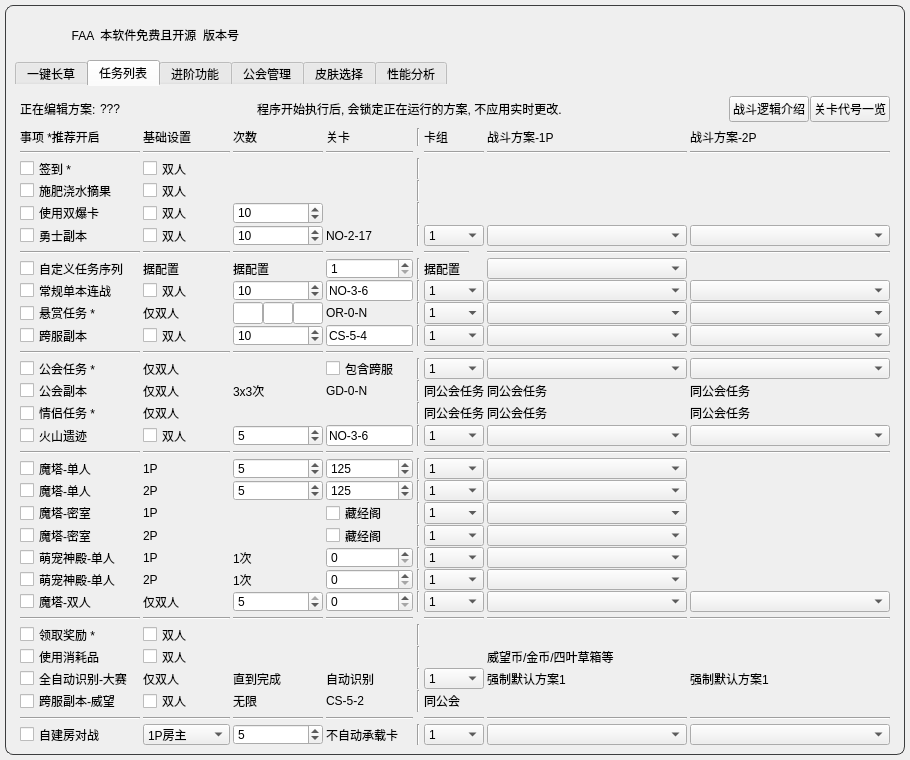
StareAbyss/FoodsVsMiceAutoAssistant, file resource/ui/FAA_3.0.ui: the form before one commit.
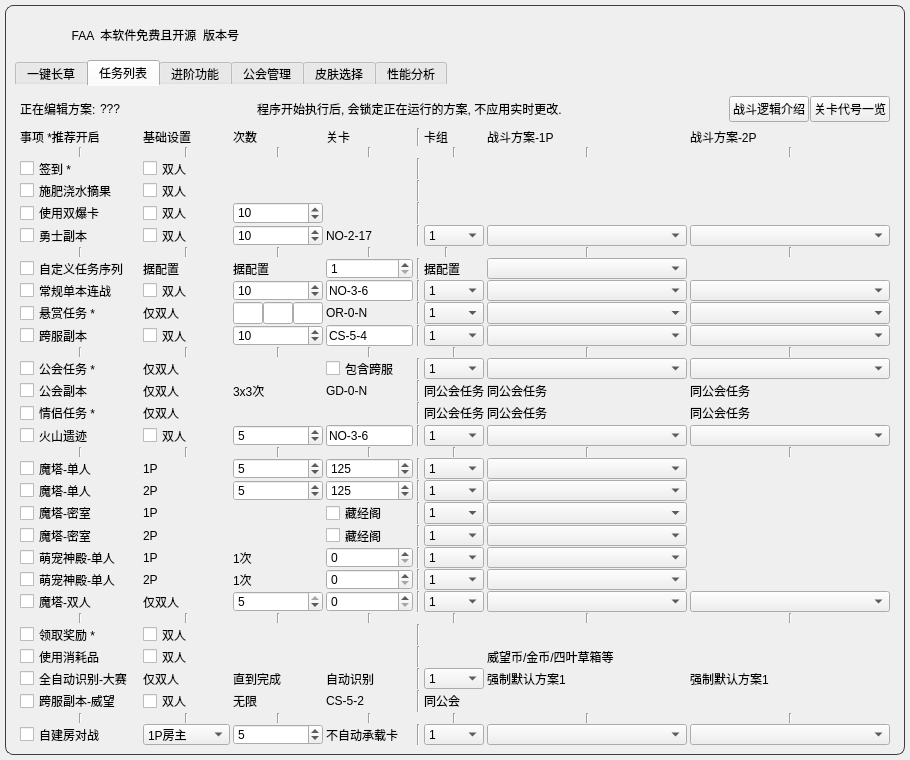
The form after the commit. The open tabs and pages were chosen to show the change. Icons and pictures are not drawn. Custom widgets are drawn as their Qt base class.

The edit to the form file:
```diff
--- a/resource/ui/FAA_3.0.ui
+++ b/resource/ui/FAA_3.0.ui
@@ -299,7 +299,7 @@
         <number>0</number>
        </property>
        <property name="elideMode">
-        <enum>Qt::TextElideMode::ElideNone</enum>
+        <enum>Qt::ElideLeft</enum>
        </property>
        <property name="usesScrollButtons">
         <bool>true</bool>
@@ -2580,7 +2580,7 @@
                 </size>
                </property>
                <property name="orientation">
-                <enum>Qt::Orientation::Horizontal</enum>
+                <enum>Qt::Vertical</enum>
                </property>
               </widget>
              </item>
@@ -2946,7 +2946,7 @@
                 </size>
                </property>
                <property name="orientation">
-                <enum>Qt::Orientation::Horizontal</enum>
+                <enum>Qt::Vertical</enum>
                </property>
               </widget>
              </item>
@@ -2971,7 +2971,7 @@
                 </size>
                </property>
                <property name="orientation">
-                <enum>Qt::Orientation::Horizontal</enum>
+                <enum>Qt::Vertical</enum>
                </property>
               </widget>
              </item>
@@ -3107,7 +3107,7 @@
                 </size>
                </property>
                <property name="orientation">
-                <enum>Qt::Orientation::Horizontal</enum>
+                <enum>Qt::Vertical</enum>
                </property>
               </widget>
              </item>
@@ -3498,7 +3498,7 @@
                 </size>
                </property>
                <property name="orientation">
-                <enum>Qt::Orientation::Horizontal</enum>
+                <enum>Qt::Vertical</enum>
                </property>
               </widget>
              </item>
@@ -3576,7 +3576,7 @@
                 </size>
                </property>
                <property name="orientation">
-                <enum>Qt::Orientation::Horizontal</enum>
+                <enum>Qt::Vertical</enum>
                </property>
               </widget>
              </item>
@@ -3601,7 +3601,7 @@
                 </size>
                </property>
                <property name="orientation">
-                <enum>Qt::Orientation::Horizontal</enum>
+                <enum>Qt::Vertical</enum>
                </property>
               </widget>
              </item>
@@ -3684,7 +3684,7 @@
                 </size>
                </property>
                <property name="orientation">
-                <enum>Qt::Orientation::Horizontal</enum>
+                <enum>Qt::Vertical</enum>
                </property>
               </widget>
              </item>
@@ -3709,7 +3709,7 @@
                 </size>
                </property>
                <property name="orientation">
-                <enum>Qt::Orientation::Horizontal</enum>
+                <enum>Qt::Vertical</enum>
                </property>
               </widget>
              </item>
@@ -3806,7 +3806,7 @@
                 </size>
                </property>
                <property name="orientation">
-                <enum>Qt::Orientation::Horizontal</enum>
+                <enum>Qt::Vertical</enum>
                </property>
               </widget>
              </item>
@@ -3964,7 +3964,7 @@
                 </size>
                </property>
                <property name="orientation">
-                <enum>Qt::Orientation::Horizontal</enum>
+                <enum>Qt::Vertical</enum>
                </property>
               </widget>
              </item>
@@ -4011,7 +4011,7 @@
                 </size>
                </property>
                <property name="orientation">
-                <enum>Qt::Orientation::Horizontal</enum>
+                <enum>Qt::Vertical</enum>
                </property>
               </widget>
              </item>
@@ -4303,7 +4303,7 @@
                 </size>
                </property>
                <property name="orientation">
-                <enum>Qt::Orientation::Horizontal</enum>
+                <enum>Qt::Vertical</enum>
                </property>
               </widget>
              </item>
@@ -4413,7 +4413,7 @@
                 </size>
                </property>
                <property name="orientation">
-                <enum>Qt::Orientation::Horizontal</enum>
+                <enum>Qt::Vertical</enum>
                </property>
               </widget>
              </item>
@@ -4438,7 +4438,7 @@
                 </size>
                </property>
                <property name="orientation">
-                <enum>Qt::Orientation::Horizontal</enum>
+                <enum>Qt::Vertical</enum>
                </property>
               </widget>
              </item>
@@ -4463,7 +4463,7 @@
                 </size>
                </property>
                <property name="orientation">
-                <enum>Qt::Orientation::Horizontal</enum>
+                <enum>Qt::Vertical</enum>
                </property>
               </widget>
              </item>
@@ -4691,7 +4691,7 @@
                 </size>
                </property>
                <property name="orientation">
-                <enum>Qt::Orientation::Horizontal</enum>
+                <enum>Qt::Vertical</enum>
                </property>
               </widget>
              </item>
@@ -4820,7 +4820,7 @@
                 </size>
                </property>
                <property name="orientation">
-                <enum>Qt::Orientation::Horizontal</enum>
+                <enum>Qt::Vertical</enum>
                </property>
               </widget>
              </item>
@@ -4870,7 +4870,7 @@
                 </size>
                </property>
                <property name="orientation">
-                <enum>Qt::Orientation::Horizontal</enum>
+                <enum>Qt::Vertical</enum>
                </property>
               </widget>
              </item>
@@ -5003,7 +5003,7 @@
                 </size>
                </property>
                <property name="orientation">
-                <enum>Qt::Orientation::Horizontal</enum>
+                <enum>Qt::Vertical</enum>
                </property>
               </widget>
              </item>
@@ -5160,7 +5160,7 @@
                 </size>
                </property>
                <property name="orientation">
-                <enum>Qt::Orientation::Horizontal</enum>
+                <enum>Qt::Vertical</enum>
                </property>
               </widget>
              </item>
@@ -5387,7 +5387,7 @@
                 </size>
                </property>
                <property name="orientation">
-                <enum>Qt::Orientation::Horizontal</enum>
+                <enum>Qt::Vertical</enum>
                </property>
               </widget>
              </item>
@@ -5412,7 +5412,7 @@
                 </size>
                </property>
                <property name="orientation">
-                <enum>Qt::Orientation::Horizontal</enum>
+                <enum>Qt::Vertical</enum>
                </property>
               </widget>
              </item>
@@ -5437,7 +5437,7 @@
                 </size>
                </property>
                <property name="orientation">
-                <enum>Qt::Orientation::Horizontal</enum>
+                <enum>Qt::Vertical</enum>
                </property>
               </widget>
              </item>
@@ -5591,7 +5591,7 @@
                 </size>
                </property>
                <property name="orientation">
-                <enum>Qt::Orientation::Horizontal</enum>
+                <enum>Qt::Vertical</enum>
                </property>
               </widget>
              </item>
@@ -5937,7 +5937,7 @@
                 </size>
                </property>
                <property name="orientation">
-                <enum>Qt::Orientation::Horizontal</enum>
+                <enum>Qt::Vertical</enum>
                </property>
               </widget>
              </item>
@@ -6121,7 +6121,7 @@
                 </size>
                </property>
                <property name="orientation">
-                <enum>Qt::Orientation::Horizontal</enum>
+                <enum>Qt::Vertical</enum>
                </property>
               </widget>
              </item>
@@ -6317,7 +6317,7 @@
                 </size>
                </property>
                <property name="orientation">
-                <enum>Qt::Orientation::Horizontal</enum>
+                <enum>Qt::Vertical</enum>
                </property>
               </widget>
              </item>
@@ -6423,7 +6423,7 @@
                 </size>
                </property>
                <property name="orientation">
-                <enum>Qt::Orientation::Horizontal</enum>
+                <enum>Qt::Vertical</enum>
                </property>
               </widget>
              </item>
@@ -6501,7 +6501,7 @@
                 </size>
                </property>
                <property name="orientation">
-                <enum>Qt::Orientation::Horizontal</enum>
+                <enum>Qt::Vertical</enum>
                </property>
               </widget>
              </item>
@@ -6526,7 +6526,7 @@
                 </size>
                </property>
                <property name="orientation">
-                <enum>Qt::Orientation::Horizontal</enum>
+                <enum>Qt::Vertical</enum>
                </property>
               </widget>
              </item>
@@ -6551,7 +6551,7 @@
                 </size>
                </property>
                <property name="orientation">
-                <enum>Qt::Orientation::Horizontal</enum>
+                <enum>Qt::Vertical</enum>
                </property>
               </widget>
              </item>
@@ -6601,7 +6601,7 @@
                 </size>
                </property>
                <property name="orientation">
-                <enum>Qt::Orientation::Horizontal</enum>
+                <enum>Qt::Vertical</enum>
                </property>
               </widget>
              </item>
@@ -6680,7 +6680,7 @@
                 </size>
                </property>
                <property name="orientation">
-                <enum>Qt::Orientation::Horizontal</enum>
+                <enum>Qt::Vertical</enum>
                </property>
               </widget>
              </item>
@@ -6930,7 +6930,7 @@
                 </size>
                </property>
                <property name="orientation">
-                <enum>Qt::Orientation::Horizontal</enum>
+                <enum>Qt::Vertical</enum>
                </property>
               </widget>
              </item>
@@ -7040,7 +7040,7 @@
                 </size>
                </property>
                <property name="orientation">
-                <enum>Qt::Orientation::Horizontal</enum>
+                <enum>Qt::Vertical</enum>
                </property>
               </widget>
              </item>
@@ -7065,7 +7065,7 @@
                 </size>
                </property>
                <property name="orientation">
-                <enum>Qt::Orientation::Horizontal</enum>
+                <enum>Qt::Vertical</enum>
                </property>
               </widget>
              </item>
@@ -7252,7 +7252,7 @@
                 </size>
                </property>
                <property name="orientation">
-                <enum>Qt::Orientation::Horizontal</enum>
+                <enum>Qt::Vertical</enum>
                </property>
               </widget>
              </item>
@@ -7327,7 +7327,7 @@
                 </size>
                </property>
                <property name="orientation">
-                <enum>Qt::Orientation::Horizontal</enum>
+                <enum>Qt::Vertical</enum>
                </property>
               </widget>
              </item>
@@ -7352,7 +7352,7 @@
                 </size>
                </property>
                <property name="orientation">
-                <enum>Qt::Orientation::Horizontal</enum>
+                <enum>Qt::Vertical</enum>
                </property>
               </widget>
              </item>
@@ -7377,7 +7377,7 @@
                 </size>
                </property>
                <property name="orientation">
-                <enum>Qt::Orientation::Horizontal</enum>
+                <enum>Qt::Vertical</enum>
                </property>
               </widget>
              </item>
@@ -7424,7 +7424,7 @@
                 </size>
                </property>
                <property name="orientation">
-                <enum>Qt::Orientation::Horizontal</enum>
+                <enum>Qt::Vertical</enum>
                </property>
               </widget>
              </item>
```
Left out of the diff: 366 changed lines with no effect on the pictures.
